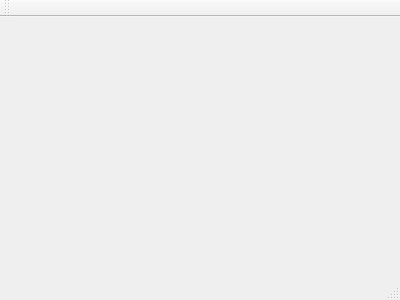
Old version of the form mainwindow.ui in the repository kobake/qt-widgets-project-sample.
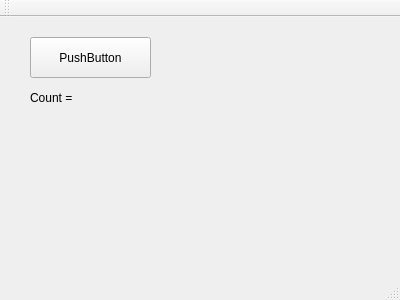
New version of the form.

Commit message: ボタン、ラベルの設置、クリックイベントの捕捉

Diff of the .ui file:
```diff
--- a/mainwindow.ui
+++ b/mainwindow.ui
@@ -12,13 +12,55 @@
   <property name="windowTitle" >
    <string>MainWindow</string>
   </property>
-  <widget class="QMenuBar" name="menuBar" />
-  <widget class="QToolBar" name="mainToolBar" />
-  <widget class="QWidget" name="centralWidget" />
-  <widget class="QStatusBar" name="statusBar" />
+  <widget class="QWidget" name="centralWidget">
+   <widget class="QPushButton" name="button1">
+    <property name="geometry">
+     <rect>
+      <x>30</x>
+      <y>20</y>
+      <width>121</width>
+      <height>41</height>
+     </rect>
+    </property>
+    <property name="text">
+     <string>PushButton</string>
+    </property>
+   </widget>
+   <widget class="QLabel" name="label1">
+    <property name="geometry">
+     <rect>
+      <x>30</x>
+      <y>70</y>
+      <width>121</width>
+      <height>21</height>
+     </rect>
+    </property>
+    <property name="text">
+     <string>Count =</string>
+    </property>
+   </widget>
+  </widget>
+  <widget class="QMenuBar" name="menuBar">
+   <property name="geometry">
+    <rect>
+     <x>0</x>
+     <y>0</y>
+     <width>400</width>
+     <height>14</height>
+    </rect>
+   </property>
+  </widget>
+  <widget class="QToolBar" name="mainToolBar">
+   <attribute name="toolBarArea">
+    <enum>TopToolBarArea</enum>
+   </attribute>
+   <attribute name="toolBarBreak">
+    <bool>false</bool>
+   </attribute>
+  </widget>
+  <widget class="QStatusBar" name="statusBar"/>
  </widget>
- <layoutDefault spacing="6" margin="11" />
- <pixmapfunction></pixmapfunction>
+ <layoutdefault spacing="6" margin="11"/>
  <resources/>
  <connections/>
 </ui>
```
Left out of the diff: 7 changed lines with no effect on the pictures. The commit also changes 2 other files.
